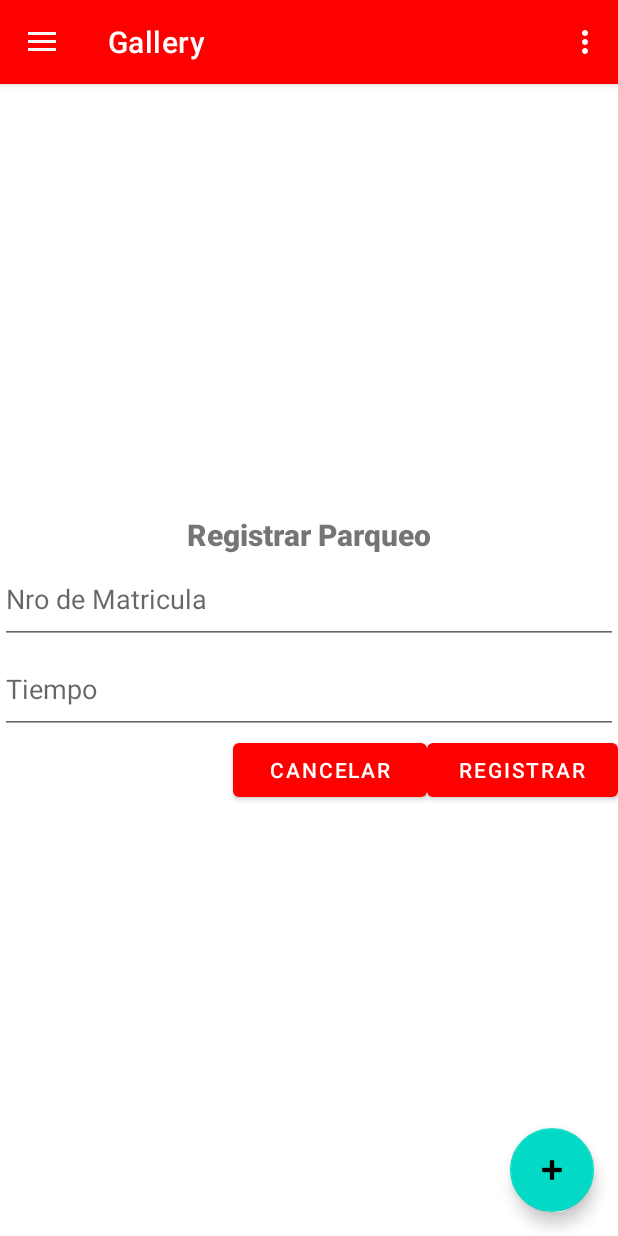
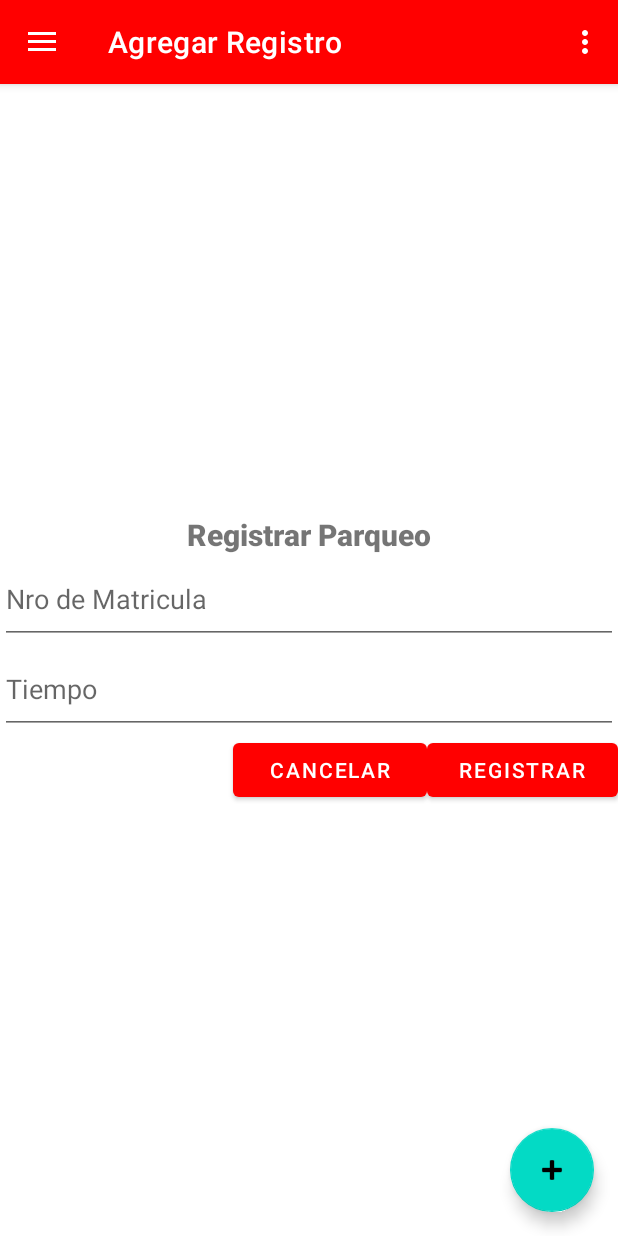
Before and after one commit to gonzalopez-ml/TP3_PA_GRUPO2, an Android app: the NavigationDrawerAppActivity screen opened directly, with no data from a screen before it, after a tap on an icon or button, on a phone screen of 412 x 824 dp. Run offline under Robolectric (Android 15) with nearby library versions, the phone set to English and light mode, and no system bars; our stand-ins replace navigation-ui.

Commit message:
Correccion Titulos, y navegacion

```diff
--- a/app/src/main/res/menu/activity_main_drawer.xml
+++ b/app/src/main/res/menu/activity_main_drawer.xml
@@ -5,11 +5,11 @@
 
     <group android:checkableBehavior="single">
         <item
-            android:id="@+id/nav_parq"
+            android:id="@+id/nav_parking2"
             android:icon="@drawable/ic_menu_camera"
             android:title="Parqueos" />
         <item
-            android:id="@+id/nav_miCuenta"
+            android:id="@+id/nav_micuenta"
             android:icon="@drawable/ic_menu_gallery"
             android:title="Mi Cuenta" />
     </group>
--- a/app/src/main/res/navigation/mobile_navigation2.xml
+++ b/app/src/main/res/navigation/mobile_navigation2.xml
@@ -8,18 +8,18 @@
     <fragment
         android:id="@+id/nav_parking2"
         android:name="com.example.tp3_pa_grupo_2.ui.parqueos.ParqueosFragment"
-        android:label="@string/menu_home"
+        android:label="Parqueos"
         tools:layout="@layout/fragment_parqueos" />
 
     <fragment
         android:id="@+id/nav_agregar_registro"
         android:name="com.example.tp3_pa_grupo_2.ui.registro.AgregarRegistroFragment"
-        android:label="@string/menu_gallery"
+        android:label="Agregar Registro"
         tools:layout="@layout/fragment_agregar_registro" />
 
     <fragment
         android:id="@+id/nav_micuenta"
         android:name="com.example.tp3_pa_grupo_2.ui.miCuenta.MiCuentaFragment"
-        android:label="@string/menu_slideshow"
+        android:label="Mi Cuenta"
         tools:layout="@layout/fragment_micuenta" />
 </navigation>
```
